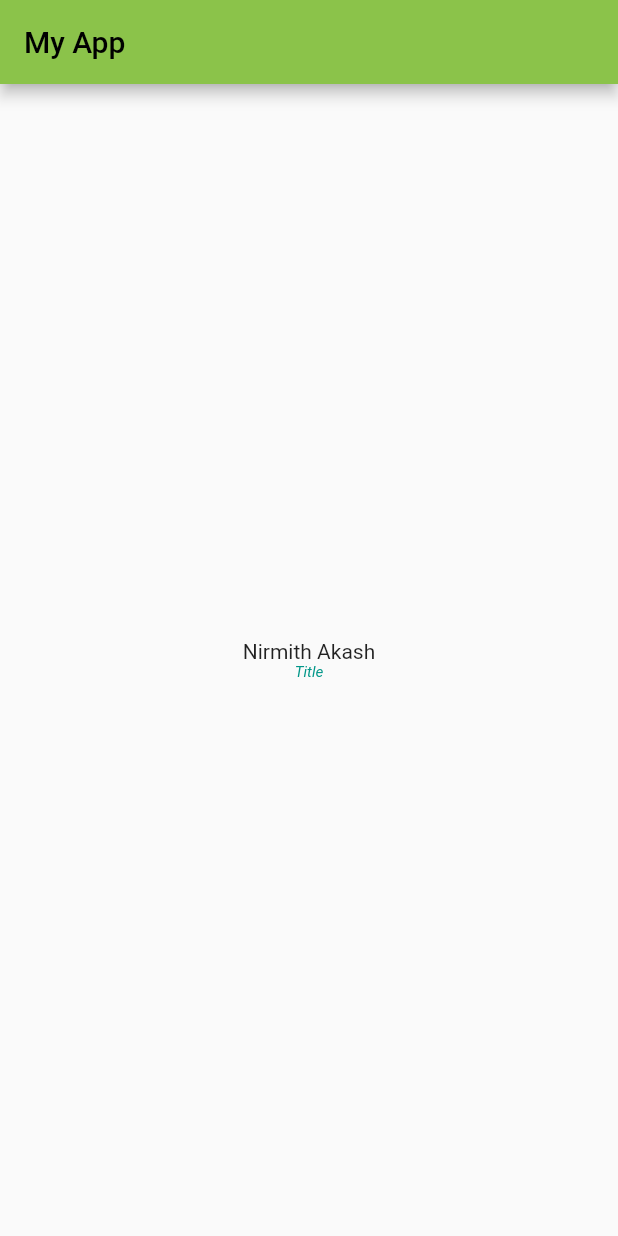
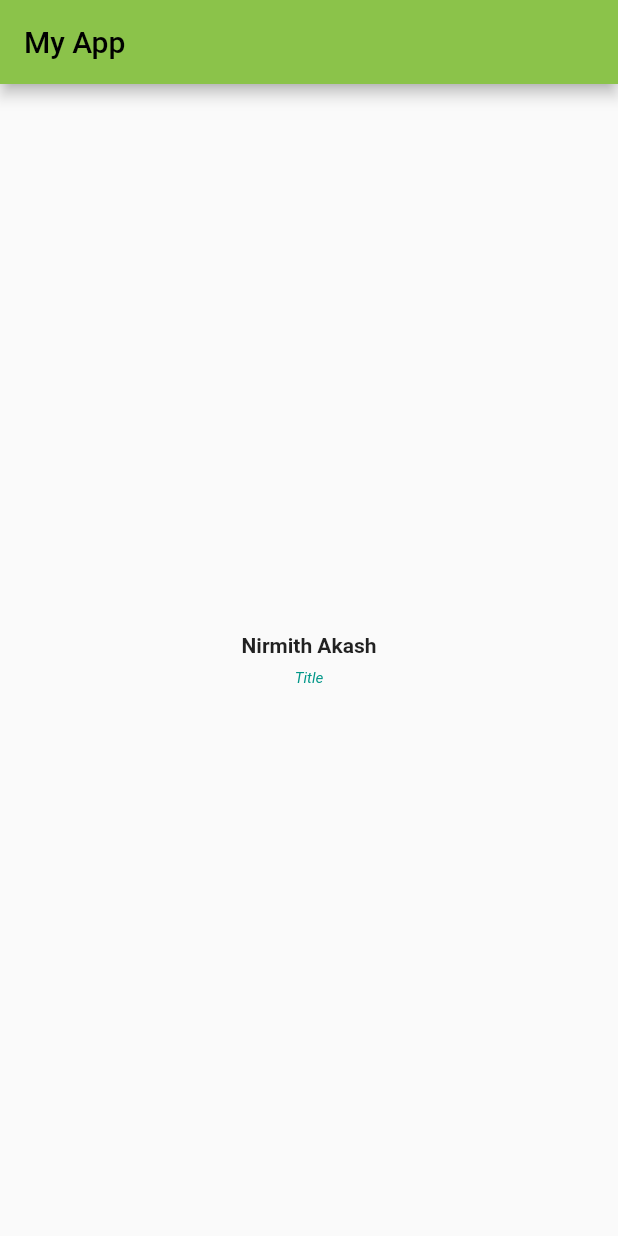
Before and after one commit to AnawaratneMANA/ctse_flutter_labs, a Flutter app: the screen it shows after launch, on a phone screen of 412 x 824 dp. Run offline on Flutter 3.47's test engine with Material 2 defaults, Android fonts, the phone set to English and light mode, and no system bars.

Commit message:
SizeBox to apply space between elements.

```diff
--- a/lib/pages/profile.dart
+++ b/lib/pages/profile.dart
@@ -20,8 +20,14 @@ class Profile extends StatelessWidget {
             ),
 
             // Normal Text.
-            Text("Nirmith Akash"),
+            Text("Nirmith Akash",
+              style: TextStyle(
+                fontWeight: FontWeight.bold
+              )
+            ),
 
+            // SizeBox to add space between elements.
+            SizedBox(height: 8,),
             // Styled Text.
             Text(
                 "Title",
```
